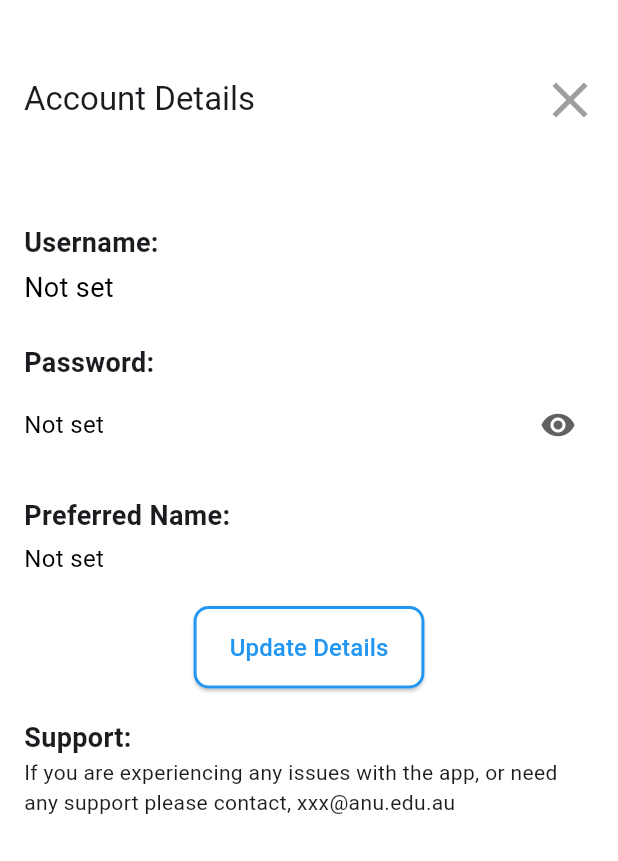
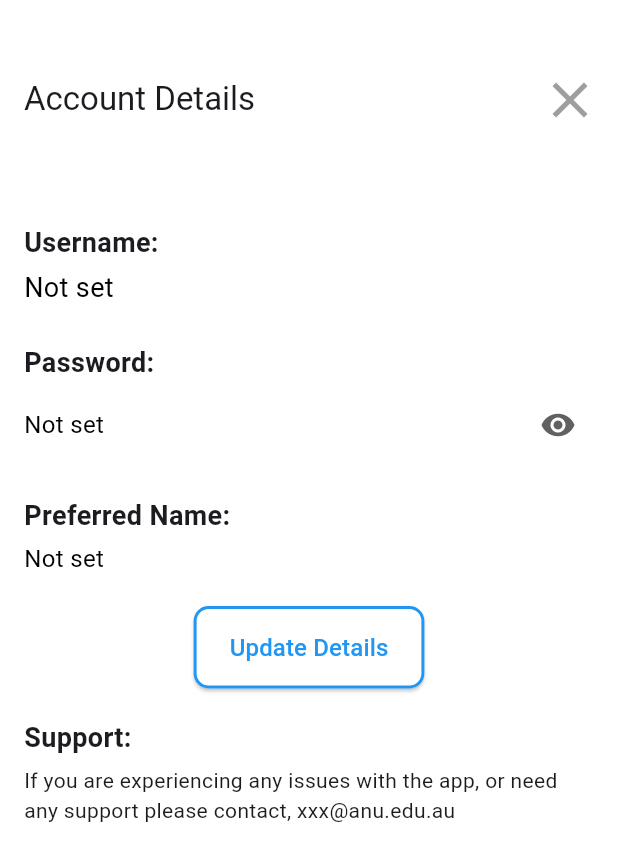
Before and after one commit to anusii/msfatigue, a Flutter app: the screen it shows after launch, in the side drawer, after a tap on "Account details", on a phone screen of 412 x 824 dp. Shown: the top 861 px of the screen. Run offline on Flutter 3.47's test engine with Material 3 defaults, Android fonts, the phone set to English and light mode, and no system bars; our stand-ins replace equatable, flutter_bloc, flutter_markdown, gap, package_info_plus, shared_preferences and 1 more; missing offline and left inert: markdown_tooltip, rdflib, solidpod, window_manager.

Commit message:
Minor layout improvement.

```diff
--- a/lib/widgets/page/personal_settings.dart
+++ b/lib/widgets/page/personal_settings.dart
@@ -1,5 +1,6 @@
 import 'package:flutter/material.dart';
 
+import 'package:gap/gap.dart';
 import 'package:shared_preferences/shared_preferences.dart';
 
 import 'package:msfatigue/welcome.dart';
@@ -304,6 +305,7 @@ class _PersonalSettingsState extends State<PersonalSettings> {
                   'Support:',
                   style: TextStyle(fontSize: 18, fontWeight: FontWeight.bold),
                 ),
+                Gap(5),
                 Text(
                     'If you are experiencing any issues with the app, or need any support please contact, xxx@anu.edu.au'),
               ],
```
